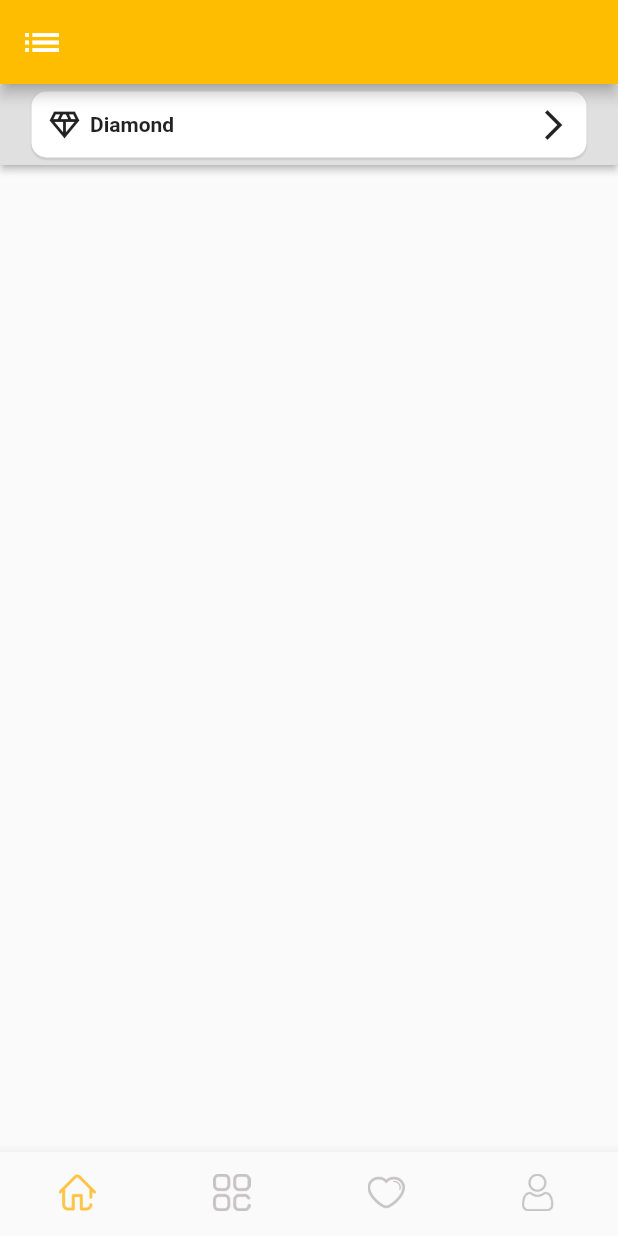
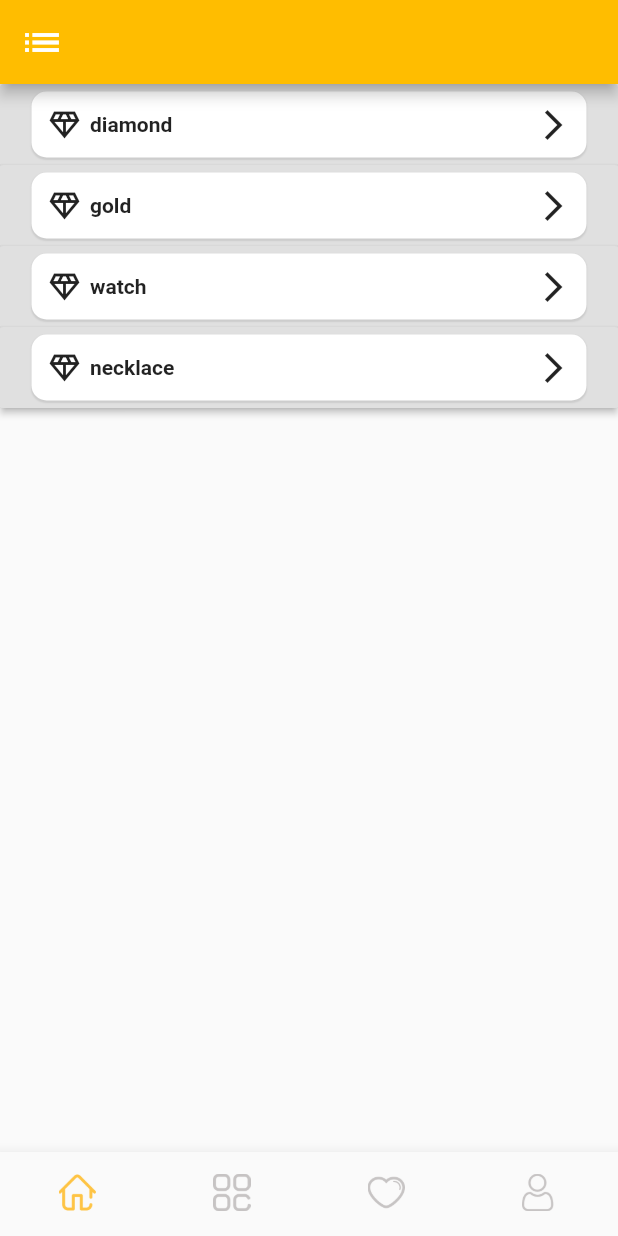
Before and after one commit to Musayev442/RoeDemo, a Flutter app: the screen it shows after launch, item 2 of the bottom bar chosen, on a phone screen of 412 x 824 dp. Run offline on Flutter 3.47's test engine with Material 2 defaults, Android fonts, the phone set to English and light mode, and no system bars; our stand-ins replace carousel_slider.

```diff
--- a/lib/screens/categories/categories.dart
+++ b/lib/screens/categories/categories.dart
@@ -6,21 +6,19 @@ import 'package:flutter/material.dart';
 
 class Categories extends StatelessWidget {
   final categoriesList = ["diamond", "gold", "watch", "necklace"];
-  final jewelryList = Jewelries.generateJewelries();
   @override
   Widget build(BuildContext context) {
     return Container(
       child: Column(
-        children: [
-          RaisedButton(
+        children: categoriesList
+            .map(
+              (category) => Container(
+                child: RaisedButton(
                   onPressed: () {
-              if (categoriesList[0] == "diamond") {
                     Navigator.push(
                       context,
-                  MaterialPageRoute(
-                      builder: (context) => Items(jewelryList[0])),
+                      MaterialPageRoute(builder: (context) => Items(category)),
                     );
-              }
                   },
                   child: Padding(
                     padding: const EdgeInsets.all(5),
@@ -47,7 +45,7 @@ class Categories extends StatelessWidget {
                                 child: Icon(Icons.diamond_outlined),
                               ),
                               Text(
-                          "Diamond",
+                                category,
                                 style: TextStyle(fontWeight: FontWeight.bold),
                               ),
                             ],
@@ -58,7 +56,9 @@ class Categories extends StatelessWidget {
                     ),
                   ),
                 ),
-        ],
+              ),
+            )
+            .toList(),
       ),
     );
   }
```
Also changed, not shown: lib/screens/categories/items.dart (+15 -5 lines), 1 other file. Lines whose indentation alone changed are shown as unchanged.
